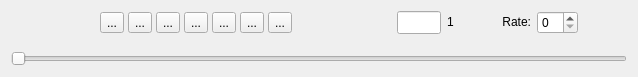
Before: the Qt Designer form code/display/QtViewer/AnimatorWidget.ui in radio-astro/casa, drawn with Qt 5.
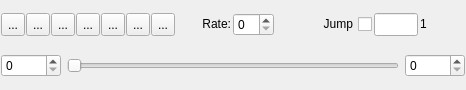
After: the same form once the commit is applied. Icons and pictures are not drawn.

Diff of the .ui file:
```diff
--- a/code/display/QtViewer/AnimatorWidget.ui
+++ b/code/display/QtViewer/AnimatorWidget.ui
@@ -6,8 +6,8 @@
    <rect>
     <x>0</x>
     <y>0</y>
-    <width>638</width>
-    <height>77</height>
+    <width>466</width>
+    <height>90</height>
    </rect>
   </property>
   <property name="sizePolicy">
@@ -19,61 +19,28 @@
   <property name="windowTitle">
    <string>AnimatorWidget</string>
   </property>
-  <layout class="QVBoxLayout" name="verticalLayout" stretch="1,0">
-   <property name="topMargin">
-    <number>0</number>
+  <layout class="QVBoxLayout" name="verticalLayout">
+   <property name="margin">
+    <number>1</number>
    </property>
-   <property name="bottomMargin">
-    <number>0</number>
+   <item>
+    <layout class="QHBoxLayout" name="horizontalLayout_4">
+     <property name="spacing">
+      <number>2</number>
    </property>
    <item>
     <layout class="QHBoxLayout" name="horizontalLayout_2">
-     <item>
-      <spacer name="horizontalSpacer_2">
-       <property name="orientation">
-        <enum>Qt::Horizontal</enum>
-       </property>
-       <property name="sizeHint" stdset="0">
-        <size>
-         <width>13</width>
-         <height>20</height>
-        </size>
-       </property>
-      </spacer>
-     </item>
-     <item>
-      <layout class="QHBoxLayout" name="_5">
        <property name="spacing">
-        <number>4</number>
+        <number>1</number>
        </property>
-       <item>
-        <spacer name="horizontalSpacer_5">
-         <property name="orientation">
-          <enum>Qt::Horizontal</enum>
-         </property>
-         <property name="sizeHint" stdset="0">
-          <size>
-           <width>40</width>
-           <height>20</height>
-          </size>
-         </property>
-        </spacer>
-       </item>
-       <item>
-        <spacer>
-         <property name="orientation">
-          <enum>Qt::Horizontal</enum>
-         </property>
-         <property name="sizeHint" stdset="0">
-          <size>
-           <width>0</width>
-           <height>0</height>
-          </size>
-         </property>
-        </spacer>
-       </item>
        <item>
         <widget class="QToolButton" name="toStartTB_">
+         <property name="maximumSize">
+          <size>
+           <width>30</width>
+           <height>30</height>
+          </size>
+         </property>
          <property name="toolTip">
           <string>Go to start.</string>
          </property>
@@ -94,6 +61,12 @@
        </item>
        <item>
         <widget class="QToolButton" name="revStepTB_">
+         <property name="maximumSize">
+          <size>
+           <width>30</width>
+           <height>30</height>
+          </size>
+         </property>
          <property name="toolTip">
           <string>Reverse step.</string>
          </property>
@@ -114,6 +87,12 @@
        </item>
        <item>
         <widget class="QToolButton" name="revTB_">
+         <property name="maximumSize">
+          <size>
+           <width>30</width>
+           <height>30</height>
+          </size>
+         </property>
          <property name="toolTip">
           <string>Reverse play.</string>
          </property>
@@ -134,6 +113,12 @@
        </item>
        <item>
         <widget class="QToolButton" name="stopTB_">
+         <property name="maximumSize">
+          <size>
+           <width>30</width>
+           <height>30</height>
+          </size>
+         </property>
          <property name="toolTip">
           <string>Stop animation.</string>
          </property>
@@ -154,6 +139,12 @@
        </item>
        <item>
         <widget class="QToolButton" name="playTB_">
+         <property name="maximumSize">
+          <size>
+           <width>30</width>
+           <height>30</height>
+          </size>
+         </property>
          <property name="toolTip">
           <string>Forward play.</string>
          </property>
@@ -174,6 +165,12 @@
        </item>
        <item>
         <widget class="QToolButton" name="fwdStep_">
+         <property name="maximumSize">
+          <size>
+           <width>30</width>
+           <height>30</height>
+          </size>
+         </property>
          <property name="toolTip">
           <string>Forward step.</string>
          </property>
@@ -194,6 +191,12 @@
        </item>
        <item>
         <widget class="QToolButton" name="toEndTB_">
+         <property name="maximumSize">
+          <size>
+           <width>30</width>
+           <height>30</height>
+          </size>
+         </property>
          <property name="toolTip">
           <string>Go to end.</string>
          </property>
@@ -212,47 +215,62 @@
          </property>
         </widget>
        </item>
+      </layout>
+     </item>
        <item>
-        <spacer>
-         <property name="orientation">
-          <enum>Qt::Horizontal</enum>
+      <layout class="QHBoxLayout" name="horizontalLayout">
+       <item>
+        <widget class="QLabel" name="rateLbl_">
+         <property name="sizePolicy">
+          <sizepolicy hsizetype="Minimum" vsizetype="Fixed">
+           <horstretch>0</horstretch>
+           <verstretch>0</verstretch>
+          </sizepolicy>
          </property>
-         <property name="sizeHint" stdset="0">
+         <property name="text">
+          <string>Rate:</string>
+         </property>
+         <property name="alignment">
+          <set>Qt::AlignRight|Qt::AlignTrailing|Qt::AlignVCenter</set>
+         </property>
+        </widget>
+       </item>
+       <item>
+        <widget class="QSpinBox" name="rateEdit_">
+         <property name="sizePolicy">
+          <sizepolicy hsizetype="Fixed" vsizetype="Fixed">
+           <horstretch>0</horstretch>
+           <verstretch>0</verstretch>
+          </sizepolicy>
+         </property>
+         <property name="toolTip">
+          <string>Select the animation rate.</string>
+         </property>
+        </widget>
+       </item>
+      </layout>
+     </item>
+     <item>
+      <widget class="QCheckBox" name="endToEndCheckBox">
+       <property name="minimumSize">
           <size>
-           <width>0</width>
+         <width>40</width>
            <height>0</height>
           </size>
          </property>
-        </spacer>
-       </item>
-      </layout>
-     </item>
-     <item>
-      <spacer name="horizontalSpacer_3">
-       <property name="orientation">
-        <enum>Qt::Horizontal</enum>
+       <property name="toolTip">
+        <string>If this box is checked, the movie controls will jump from end to end instead of changing one unit at a time.</string>
        </property>
-       <property name="sizeHint" stdset="0">
-        <size>
-         <width>40</width>
-         <height>20</height>
-        </size>
+       <property name="layoutDirection">
+        <enum>Qt::RightToLeft</enum>
        </property>
-      </spacer>
-     </item>
-     <item>
-      <spacer name="horizontalSpacer_4">
-       <property name="orientation">
-        <enum>Qt::Horizontal</enum>
+       <property name="text">
+        <string>Jump</string>
        </property>
-       <property name="sizeHint" stdset="0">
-        <size>
-         <width>40</width>
-         <height>20</height>
-        </size>
-       </property>
-      </spacer>
+      </widget>
      </item>
+     <item>
+      <layout class="QHBoxLayout" name="horizontalLayout_3">
      <item>
       <widget class="QLineEdit" name="frameEdit_">
        <property name="sizePolicy">
@@ -294,10 +312,16 @@
        </property>
        <property name="minimumSize">
         <size>
-         <width>35</width>
+           <width>45</width>
          <height>0</height>
         </size>
        </property>
+         <property name="maximumSize">
+          <size>
+           <width>45</width>
+           <height>16777215</height>
+          </size>
+         </property>
        <property name="text">
         <string>1</string>
        </property>
@@ -306,65 +330,39 @@
        </property>
       </widget>
      </item>
-     <item>
-      <layout class="QHBoxLayout" name="horizontalLayout">
-       <item>
-        <widget class="QLabel" name="rateLbl_">
-         <property name="sizePolicy">
-          <sizepolicy hsizetype="Minimum" vsizetype="Fixed">
-           <horstretch>0</horstretch>
-           <verstretch>0</verstretch>
-          </sizepolicy>
-         </property>
-         <property name="text">
-          <string>Rate:</string>
-         </property>
-         <property name="alignment">
-          <set>Qt::AlignRight|Qt::AlignTrailing|Qt::AlignVCenter</set>
-         </property>
-        </widget>
-       </item>
-       <item>
-        <widget class="QSpinBox" name="rateEdit_">
-         <property name="sizePolicy">
-          <sizepolicy hsizetype="Fixed" vsizetype="Fixed">
-           <horstretch>0</horstretch>
-           <verstretch>0</verstretch>
-          </sizepolicy>
-         </property>
-         <property name="toolTip">
-          <string>Select the animation rate.</string>
-         </property>
-        </widget>
-       </item>
+      </layout>
+     </item>
       </layout>
      </item>
      <item>
-      <spacer name="horizontalSpacer">
-       <property name="orientation">
-        <enum>Qt::Horizontal</enum>
-       </property>
-       <property name="sizeHint" stdset="0">
+    <layout class="QHBoxLayout" name="horizontalLayout_6">
+     <property name="spacing">
+      <number>6</number>
+     </property>
+     <item>
+      <widget class="QSpinBox" name="startSpinBox">
+       <property name="maximumSize">
         <size>
-         <width>13</width>
-         <height>20</height>
+         <width>60</width>
+         <height>16777215</height>
         </size>
        </property>
-      </spacer>
-     </item>
-    </layout>
+       <property name="toolTip">
+        <string>Set the lower animation limit.</string>
+       </property>
+      </widget>
    </item>
    <item>
     <widget class="QSlider" name="frameSlider_">
      <property name="sizePolicy">
-      <sizepolicy hsizetype="MinimumExpanding" vsizetype="Fixed">
+        <sizepolicy hsizetype="Minimum" vsizetype="Fixed">
        <horstretch>0</horstretch>
        <verstretch>0</verstretch>
       </sizepolicy>
      </property>
      <property name="minimumSize">
       <size>
-       <width>180</width>
+         <width>170</width>
        <height>0</height>
       </size>
      </property>
@@ -388,9 +386,23 @@
      </property>
     </widget>
    </item>
-  </layout>
+     <item>
+      <widget class="QSpinBox" name="endSpinBox">
+       <property name="maximumSize">
+        <size>
+         <width>60</width>
+         <height>16777215</height>
+        </size>
+       </property>
+       <property name="toolTip">
+        <string>Set the upper animation limit.</string>
+       </property>
+      </widget>
+     </item>
+    </layout>
+   </item>
+  </layout>
  </widget>
- <layoutdefault spacing="6" margin="11"/>
  <resources>
   <include location="QtViewer.qrc"/>
  </resources>
```
Lines whose indentation alone changed are shown as unchanged.
